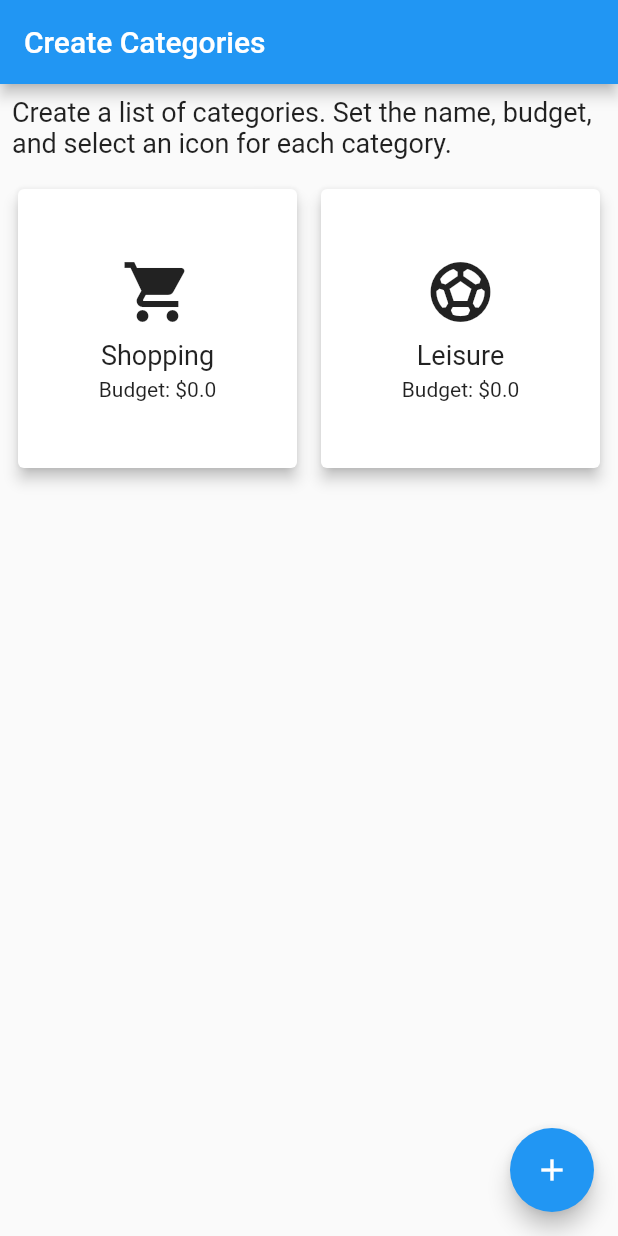
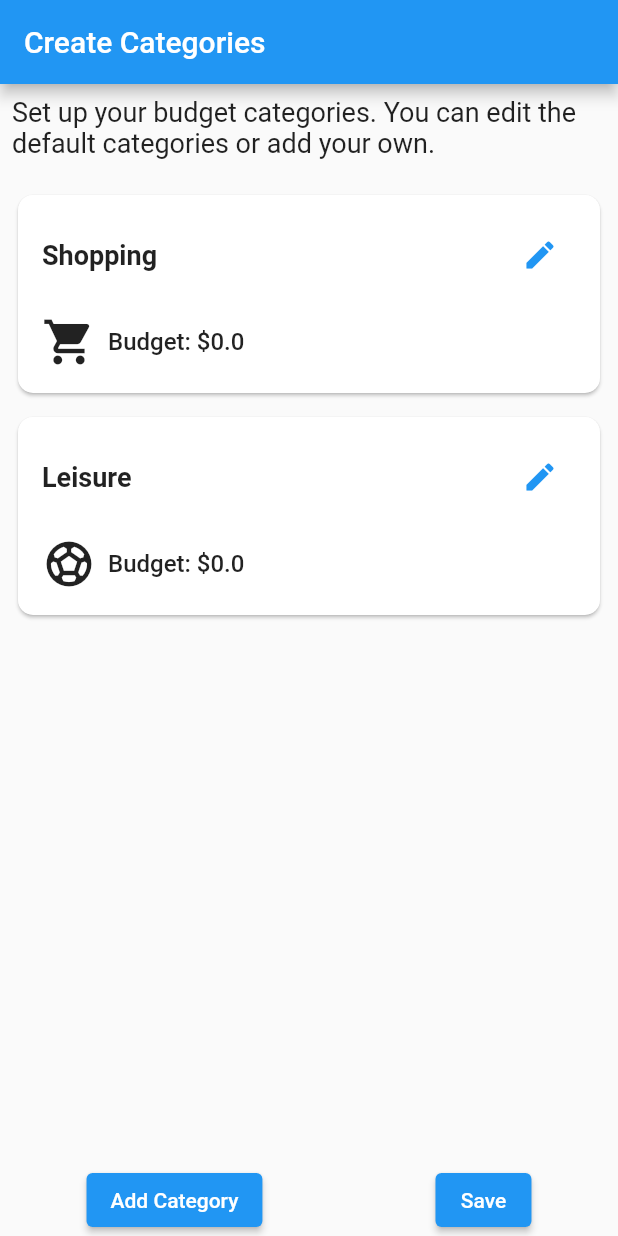
Before and after one commit to adriancenusa/new_budget_app, a Flutter app: the CategoryScreen screen opened directly, on a phone screen of 412 x 824 dp. Run offline on Flutter 3.47's test engine with Material 2 defaults, Android fonts, the phone set to English and light mode, and no system bars; our stand-ins replace cloud_firestore, firebase_auth, firebase_core, flutter_speed_dial, get, google_sign_in and 2 more; accounts and stored records are empty.

Commit message:
Update category screen. Still WIP

```diff
--- a/lib/screens/setup_screen.dart
+++ b/lib/screens/setup_screen.dart
@@ -10,6 +10,17 @@ class Category {
 }
 
 class CategoryScreen extends StatelessWidget {
+
+  void _addCategory(BuildContext context) {
+    Provider.of<CategoryModel>(context).addCategory(
+      Category(
+        name: 'New Category',
+        budget: 0.0,
+        icon: Icons.add_circle_outline,
+      ),
+    );
+  }
+
   @override
   Widget build(BuildContext context) {
     return ChangeNotifierProvider(
@@ -23,103 +34,27 @@ class CategoryScreen extends StatelessWidget {
             Padding(
               padding: const EdgeInsets.all(8.0),
               child: Text(
-                'Create a list of categories. Set the name, budget, and select an icon for each category.',
+                'Set up your budget categories. You can edit the default categories or add your own.',
                 style: TextStyle(fontSize: 18),
               ),
             ),
             CategoryGrid(),
-          ],
-        ),
-        floatingActionButton: FloatingActionButton(
-          onPressed: () =>
-              showModalBottomSheet(
-                context: context,
-                builder: (context) => CategoryForm(),
-              ),
-          child: Icon(Icons.add),
-        ),
-      ),
-    );
-  }
-}
-
-class CategoryForm extends StatefulWidget {
-  @override
-  _CategoryFormState createState() => _CategoryFormState();
-}
-
-class _CategoryFormState extends State<CategoryForm> {
-  final _formKey = GlobalKey<FormState>();
-  final _nameController = TextEditingController();
-  final _budgetController = TextEditingController();
-
-  IconData _selectedIcon = Icons.shopping_cart;
-
-  @override
-  Widget build(BuildContext context) {
-    return Container(
-        padding: EdgeInsets.all(16),
-    child: Form(
-    key: _formKey,
-    child: Column(
-    mainAxisSize: MainAxisSize.min,
+            SizedBox(height: 8),
+            Row(
+              mainAxisAlignment: MainAxisAlignment.spaceAround,
               children: [
-    TextFormField(
-    controller: _nameController,
-    decoration: InputDecoration(labelText: 'Category Name'),
-    validator: (value) {
-    if (value == null || value.isEmpty) {
-    return 'Please enter a category name';
-    }
-    return null;
-    },
-    ),
-    TextFormField(
-    controller: _budgetController,
-    decoration: InputDecoration(labelText: 'Budget'),
-    keyboardType: TextInputType.number,
-    validator: (value) {
-    if (value == null || value.isEmpty) {
-    return 'Please enter a budget';
-    }
-    return null;
-    },
-    ),
-    DropdownButton<IconData>(
-    value: _selectedIcon,
-    onChanged: (IconData? newValue) {
-    setState(() {
-    _selectedIcon = newValue!;
-    });
-    },
-    items: [
-    DropdownMenuItem<IconData>(
-    value: Icons.shopping_cart,
-    child: Icon(Icons.shopping_cart),
-    ),
-    DropdownMenuItem<IconData>(
-    value: Icons.sports_soccer,
-    child: Icon(Icons.sports_soccer),
-    ),
-    // Add more icons as needed
-    ],
+                ElevatedButton(
+                  onPressed: () => _addCategory(context),
+                  child: Text('Add Category'),
                 ),
                 ElevatedButton(
                   onPressed: () {
-    if (_formKey.currentState!.validate()) {
-    context.read<CategoryModel>().addCategory(
-    Category(
-    name: _nameController.text,
-    budget: double.parse(_budgetController.text),
-      icon: _selectedIcon,
+                    // Redirect to the main page
+                    Navigator.pop(context);
+                  },
+                  child: Text('Save'),
                 ),
-    );
-    _nameController.clear();
-    _budgetController.clear();
-    Navigator.pop(context);
-    }
-    },
-      child: Text('Add Category'),
+              ],
             ),
           ],
         ),
@@ -134,34 +69,13 @@ class CategoryGrid extends StatelessWidget {
     return Consumer<CategoryModel>(
       builder: (context, model, child) {
         return Expanded(
-          child: GridView.builder(
+          child: ListView.builder(
             padding: EdgeInsets.all(8.0),
-            gridDelegate: SliverGridDelegateWithFixedCrossAxisCount(
-              crossAxisCount: 2,
-              mainAxisSpacing: 8.0,
-              crossAxisSpacing: 8.0,
-            ),
             itemCount: model.categories.length,
             itemBuilder: (context, index) {
-              Category category = model.categories[index];
-              return Card(
-                elevation: 4.0,
-                child: Column(
-                  mainAxisAlignment: MainAxisAlignment.center,
-                  children: [
-                    Icon(
-                      category.icon,
-                      size: 48,
-                    ),
-                    SizedBox(height: 8.0),
-                    Text(
-                      category.name,
-                      style: TextStyle(fontSize: 18),
-                    ),
-                    SizedBox(height: 4.0),
-                    Text('Budget: \$${category.budget}'),
-                  ],
-                ),
+              return Padding(
+                padding: EdgeInsets.symmetric(vertical: 4.0),
+                child: CategoryCard(category: model.categories[index]),
               );
             },
           ),
@@ -171,7 +85,157 @@ class CategoryGrid extends StatelessWidget {
   }
 }
 
-class CategoryModel with ChangeNotifier {
+class CategoryCard extends StatefulWidget {
+  final Category category;
+
+  CategoryCard({required this.category});
+
+  @override
+  _CategoryCardState createState() => _CategoryCardState();
+}
+
+class _CategoryCardState extends State<CategoryCard> {
+  bool _isEditing = false;
+  TextEditingController _nameController = TextEditingController();
+  TextEditingController _budgetController = TextEditingController();
+
+  @override
+  void initState() {
+    super.initState();
+    _nameController.text = widget.category.name;
+    _budgetController.text = widget.category.budget.toString();
+  }
+
+  void _saveChanges() {
+    setState(() {
+      widget.category.name = _nameController.text;
+      widget.category.budget = double.parse(_budgetController.text);
+      _isEditing = false;
+    });
+  }
+
+  void _deleteCategory() {
+    Provider.of<CategoryModel>(context, listen: false)
+        .removeCategory(widget.category);
+  }
+
+
+  @override
+  Widget build(BuildContext context) {
+    return Card(
+      shape: RoundedRectangleBorder(
+        borderRadius: BorderRadius.circular(10),
+      ),
+      child: Padding(
+        padding: const EdgeInsets.all(16.0),
+        child: Column(
+          crossAxisAlignment: CrossAxisAlignment.start,
+          children: [
+            Row(
+              mainAxisAlignment: MainAxisAlignment.spaceBetween,
+              children: [
+                _isEditing
+                    ? Expanded(
+                  child: TextFormField(
+                    controller: _nameController,
+                    onEditingComplete: _saveChanges,
+                    decoration: InputDecoration(
+                      hintText: "Category Name",
+                      border: OutlineInputBorder(
+                        borderRadius: BorderRadius.circular(10),
+                      ),
+                    ),
+                  ),
+                )
+                    : Expanded(
+                  child: Text(
+                    widget.category.name,
+                    style: const TextStyle(
+                        fontSize: 18, fontWeight: FontWeight.bold),
+                  ),
+                ),
+                Row(
+                  children: [
+                    _isEditing
+                        ? IconButton(
+                      onPressed: _deleteCategory,
+                      icon: Icon(Icons.delete),
+                      color: Colors.red,
+                    )
+                        : Container(),
+                    IconButton(
+                      onPressed: () {
+                        setState(() {
+                          _isEditing = !_isEditing;
+                        });
+                      },
+                      icon: Icon(_isEditing ? Icons.check : Icons.edit),
+                      color: Colors.blue,
+                    ),
+                  ],
+                ),
+              ],
+            ),
+            SizedBox(height: 16.0),
+            Row(
+              mainAxisAlignment: MainAxisAlignment.spaceBetween,
+              children: [
+                _isEditing
+                    ? InkWell(
+                  onTap: () {
+                    showDialog(
+                      context: context,
+                      builder: (context) {
+                        return AlertDialog(
+                          title: Text("Select Icon"),
+                          // You can create a custom icon picker here
+                        );
+                      },
+                    );
+                  },
+                  child: Container(
+                    decoration: BoxDecoration(
+                      borderRadius: BorderRadius.circular(4),
+                      border: Border.all(color: Colors.grey, width: 1),
+                    ),
+                    padding: EdgeInsets.all(4),
+                    child: Icon(widget.category.icon, size: 36),
+                  ),
+                )
+                    : Icon(widget.category.icon, size: 36),
+                SizedBox(width: 8.0),
+                _isEditing
+                    ? Expanded(
+                  child: TextFormField(
+                    controller: _budgetController,
+                    keyboardType: TextInputType.number,
+                    onEditingComplete: _saveChanges,
+                    decoration: InputDecoration(
+                      hintText: "Budget",
+                      border: OutlineInputBorder(
+                        borderRadius: BorderRadius.circular(10),
+                      ),
+                    ),
+                  ),
+                )
+                    : Expanded(
+                  child: Text(
+                    'Budget: \$${widget.category.budget}',
+                    style: TextStyle(
+                        fontSize: 16, fontWeight: FontWeight.w500),
+                  ),
+                ),
+              ],
+            ),
+          ],
+        ),
+      ),
+    );
+  }
+}
+
+
+class CategoryModel extends ChangeNotifier {
   List<Category> _categories = [
     Category(name: 'Shopping', budget: 0.0, icon: Icons.shopping_cart),
     Category(name: 'Leisure', budget: 0.0, icon: Icons.sports_soccer),
@@ -183,4 +247,9 @@ class CategoryModel with ChangeNotifier {
     _categories.add(category);
     notifyListeners();
   }
+
+  void removeCategory(Category category) {
+    _categories.remove(category);
+    notifyListeners();
   }
+}
```
Lines whose indentation alone changed are shown as unchanged.
